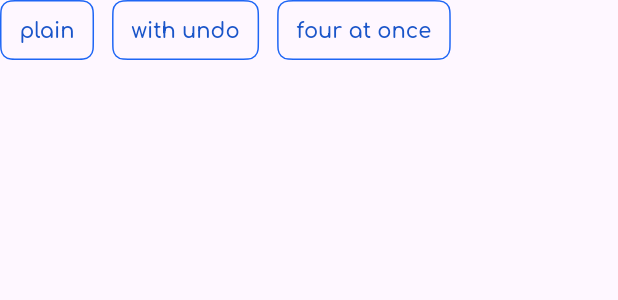
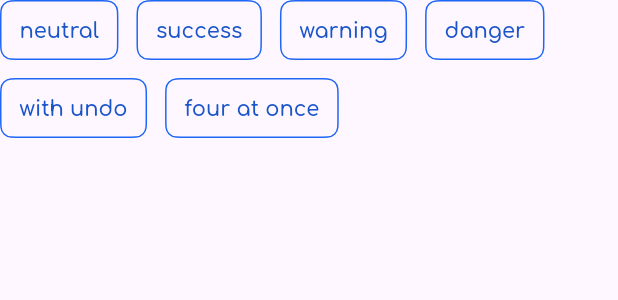
Before and after one commit to 901228/mochi_ui, a Flutter app: the _ToastSample widget shown alone on an empty page, opened directly, on a phone screen of 412 x 824 dp. Shown: the top 300 px of the screen. Run offline on Flutter 3.47's test engine with Material 3 defaults, Android fonts, the phone set to English and light mode, and no system bars; missing offline and left inert: tabler_icons_plus.

Commit message:
✨ feat(toast): leave sideways, close the gap, and speak for an intent
Three things about a stack of toasts. One leaving now travels towards the edge
it is stacked against rather than down across the ones below it. The gap it
leaves closes over the same time as its exit, so the toasts still up slide into
place instead of jumping once it is gone. And an intent brings its own icon from
MochiIcons, which gains one per intent that has something to say, so an alert is
just an intent rather than an icon passed in every time.

```diff
--- a/lib/main.dart
+++ b/lib/main.dart
@@ -760,16 +760,26 @@ class _ToastSample extends StatelessWidget {
       spacing: g.space.sm,
       runSpacing: g.space.sm,
       children: [
+        for (final intent in [
+          MochiIntent.neutral,
+          MochiIntent.success,
+          MochiIntent.warning,
+          MochiIntent.danger,
+        ])
           MochiButton(
             appearance: MochiButtonAppearance.outlined,
             size: MochiButtonSize.sm,
             onPress: () => showMochiToast(
               context,
-            title: const Text("Saved"),
-            icon: const Icon(TablerIcons.check),
-            intent: MochiIntent.success,
+              intent: intent,
+              title: Text(switch (intent) {
+                MochiIntent.success => "Saved",
+                MochiIntent.warning => "Check your connection",
+                MochiIntent.danger => "Could not save",
+                _ => "Nothing to report",
+              }),
             ),
-          child: const Text("plain"),
+            child: Text(intent.name),
           ),
         MochiButton(
           appearance: MochiButtonAppearance.outlined,
--- a/lib/mochi_ui/theme/icons.dart
+++ b/lib/mochi_ui/theme/icons.dart
@@ -1,5 +1,7 @@
 import "package:flutter/widgets.dart";
 import "package:tabler_icons_plus/tabler_icons_plus.dart";
+
+import "tone.dart";
 
 /// The handful of icons components draw themselves, so an app can swap icon sets without
 /// touching the components. Icons passed in by the app are its own business.
@@ -14,6 +16,10 @@ class MochiIcons {
     this.chevronLeft = TablerIcons.chevronLeft,
     this.chevronRight = TablerIcons.chevronRight,
     this.more = TablerIcons.dots,
+    this.info = TablerIcons.infoCircle,
+    this.success = TablerIcons.circleCheck,
+    this.warning = TablerIcons.alertTriangle,
+    this.danger = TablerIcons.alertCircle,
   });
 
   final IconData back;
@@ -24,6 +30,23 @@ class MochiIcons {
   final IconData chevronLeft;
   final IconData chevronRight;
   final IconData more;
+
+  /// One per [MochiIntent] that has something to say. A toast raised with an intent and no icon
+  /// of its own takes the matching one from here.
+  final IconData info;
+  final IconData success;
+  final IconData warning;
+  final IconData danger;
+
+  /// The icon for [intent], or null for [MochiIntent.neutral] and [MochiIntent.primary], which
+  /// carry no fixed meaning.
+  IconData? of(MochiIntent intent) => switch (intent) {
+    MochiIntent.info => info,
+    MochiIntent.success => success,
+    MochiIntent.warning => warning,
+    MochiIntent.danger => danger,
+    MochiIntent.neutral || MochiIntent.primary => null,
+  };
 
   static const standard = MochiIcons();
 
@@ -38,9 +61,25 @@ class MochiIcons {
           chevronDown == other.chevronDown &&
           chevronLeft == other.chevronLeft &&
           chevronRight == other.chevronRight &&
-          more == other.more;
+          more == other.more &&
+          info == other.info &&
+          success == other.success &&
+          warning == other.warning &&
+          danger == other.danger;
 
   @override
-  int get hashCode =>
-      Object.hash(back, close, check, chevronUp, chevronDown, chevronLeft, chevronRight, more);
+  int get hashCode => Object.hash(
+    back,
+    close,
+    check,
+    chevronUp,
+    chevronDown,
+    chevronLeft,
+    chevronRight,
+    more,
+    info,
+    success,
+    warning,
+    danger,
+  );
 }
```
Also changed, not shown: lib/mochi_ui/widgets/toast.dart (+38 -7 lines). Lines whose indentation alone changed are shown as unchanged.
